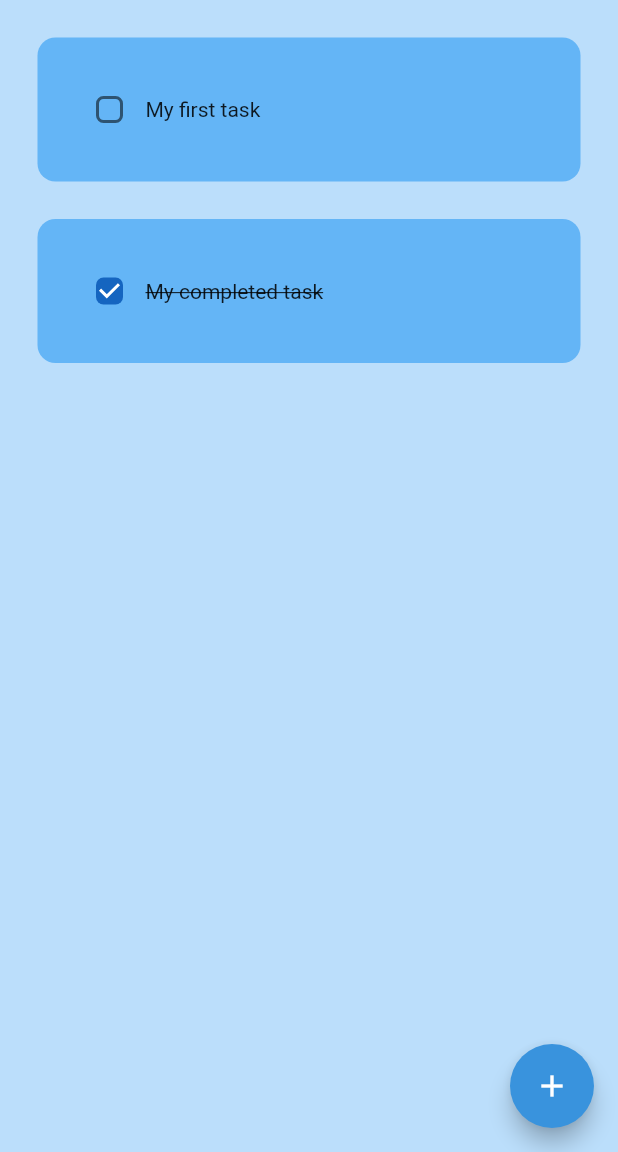
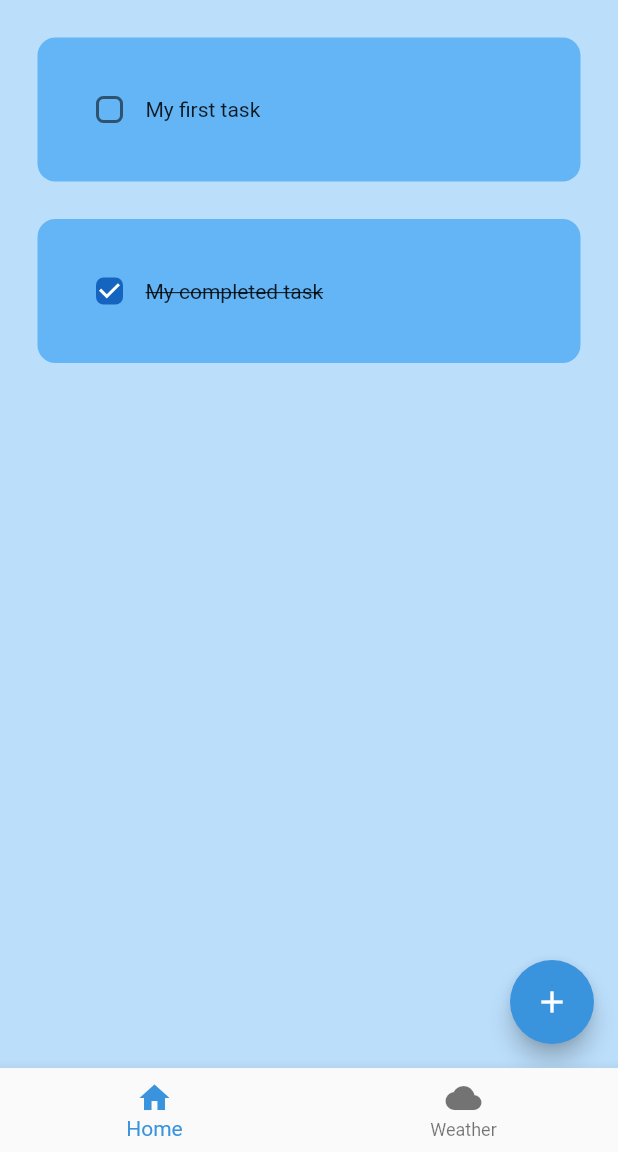
Before and after one commit to ChandulaJ/FlutterToDoList, a Flutter app: the screen it shows after launch, on a phone screen of 412 x 824 dp, the part 84-1236 px from its top. Run offline on Flutter 3.47's test engine with Material 2 defaults, Android fonts, the phone set to English and light mode, and no system bars; drawn by our look-alikes of flutter_slidable; our stand-ins replace geocoding, geolocator, google_fonts, hive, hive_flutter, lottie; accounts and stored records are empty.

Commit message:
app working

```diff
--- a/flutterlearn/lib/main.dart
+++ b/flutterlearn/lib/main.dart
@@ -1,5 +1,7 @@
 import 'package:flutter/material.dart';
+import 'package:flutterlearn/pages/firstpage.dart';
 import 'package:flutterlearn/pages/home_page.dart';
+import 'package:flutterlearn/pages/weather_page.dart';
 import 'package:google_fonts/google_fonts.dart';
 import 'package:hive_flutter/hive_flutter.dart';
 
@@ -9,6 +11,7 @@ void main() async {
 
   //open a box
   var box = await Hive.openBox("mybox");
+  var wbox = await Hive.openBox("myweatherbox");
 
   runApp(const MyApp());
 }
@@ -39,10 +42,14 @@ class MyApp extends StatelessWidget {
 
     return MaterialApp(
       debugShowCheckedModeBanner: false,
-      home: HomePage(),
+      home: FirstPage(),
       theme: ThemeData(
           primarySwatch: customSwatch,
           textTheme: TextTheme(titleSmall: GoogleFonts.roboto())),
+      routes: {
+        '/weatherpage':(context)=>WeatherPage(),
+        '/homepage':(context)=>HomePage(),
+      },
     ); //default color
   }
 }
--- a/flutterlearn/lib/models/weather_model.dart
+++ b/flutterlearn/lib/models/weather_model.dart
@@ -9,4 +9,6 @@ class Weather{
     return Weather(cityName: json['name'], temperature: json['main']['temp'].toDouble(),
         mainCondition: json['weather'][0]['main']);
   }
+
+
 }
--- /dev/null
+++ b/flutterlearn/lib/pages/firstpage.dart
@@ -0,0 +1,49 @@
+import 'package:flutter/material.dart';
+import 'package:flutterlearn/pages/weather_page.dart';
+import 'package:flutterlearn/pages/home_page.dart';
+
+
+class FirstPage extends StatefulWidget {
+  const FirstPage({super.key});
+
+  @override
+  State<FirstPage> createState() => _FirstPageState();
+}
+
+class _FirstPageState extends State<FirstPage> {
+
+  int _selected_index = 0;
+  final List pages = [
+    HomePage(),
+    WeatherPage(),
+  ];
+
+  void _navigateBottomBar(int index) {
+    setState(() {
+      _selected_index = index;
+    });
+  }
+
+  @override
+  Widget build(BuildContext context) {
+    return Scaffold(
+
+      body: pages[_selected_index],
+      bottomNavigationBar: BottomNavigationBar(
+        currentIndex: _selected_index,
+        onTap: _navigateBottomBar,
+        items: const [
+          BottomNavigationBarItem(
+            icon: Icon(Icons.home),
+            label: 'Home',
+          ),
+          BottomNavigationBarItem(
+            icon: Icon(Icons.cloud),
+            label: 'Weather',
+          ),
+
+        ],
+      ),
+    );
+  }
+}
--- a/flutterlearn/lib/pages/weather_page.dart
+++ b/flutterlearn/lib/pages/weather_page.dart
@@ -1,17 +1,22 @@
 import 'package:flutter/material.dart';
+import 'package:google_fonts/google_fonts.dart';
+import 'package:hive/hive.dart';
 import 'package:lottie/lottie.dart';
-import 'package:myweatherapp/services/weather_services.dart';
-
 import '../models/weather_model.dart';
+import '../services/weather_services.dart';
 
 class WeatherPage extends StatefulWidget {
-  const WeatherPage({super.key});
+
+   WeatherPage({super.key});
 
   @override
   State<WeatherPage> createState() => _WeatherPageState();
 }
 
 class _WeatherPageState extends State<WeatherPage> {
+  final _myweatherbox = Hive.box("myweatherbox");
+  //WeatherDatabase weatherdb = WeatherDatabase();
+
 //api key
 
   final _weatherService = WeatherService('dee2d070f3f11eaf3abf4a200586cefc');
@@ -71,20 +76,31 @@ class _WeatherPageState extends State<WeatherPage> {
   @override
   Widget build(BuildContext context) {
     return Scaffold(
+      backgroundColor: Colors.blue[300],
+      appBar: AppBar(
+        elevation: 0.0,
+        title: Center(
+            child: Text('WEATHER'),
+        ),
+      ),
       body: Center(
         child: Column(
           mainAxisAlignment: MainAxisAlignment.center,
           children: [
-            Text(_weather?.cityName ?? "loading city ...",style: ,),
+            Text(_weather?.cityName ?? "Loading city ...",style: GoogleFonts.poppins(fontSize: 30.0,fontWeight: FontWeight.bold),),
             //animation
             Lottie.asset(getWeatherAnimations(_weather?.mainCondition)),
+            Text(_weather?.mainCondition ?? "",style: GoogleFonts.dmSans(fontSize: 30.0,fontWeight: FontWeight.bold),),
+SizedBox(height: 20.0,),
+            Text('${_weather?.temperature.round()}°C',style: GoogleFonts.montserrat(fontSize: 100.0,color: Colors.white),),
 
-            Text('${_weather?.temperature.round()}°C'),
 
-            Text(_weather?.mainCondition ?? "")
+
           ],
         ),
+
       ),
+
     );
   }
 }
```
Also changed, not shown: flutterlearn/lib/pages/home_page.dart (+10 -1 lines).
